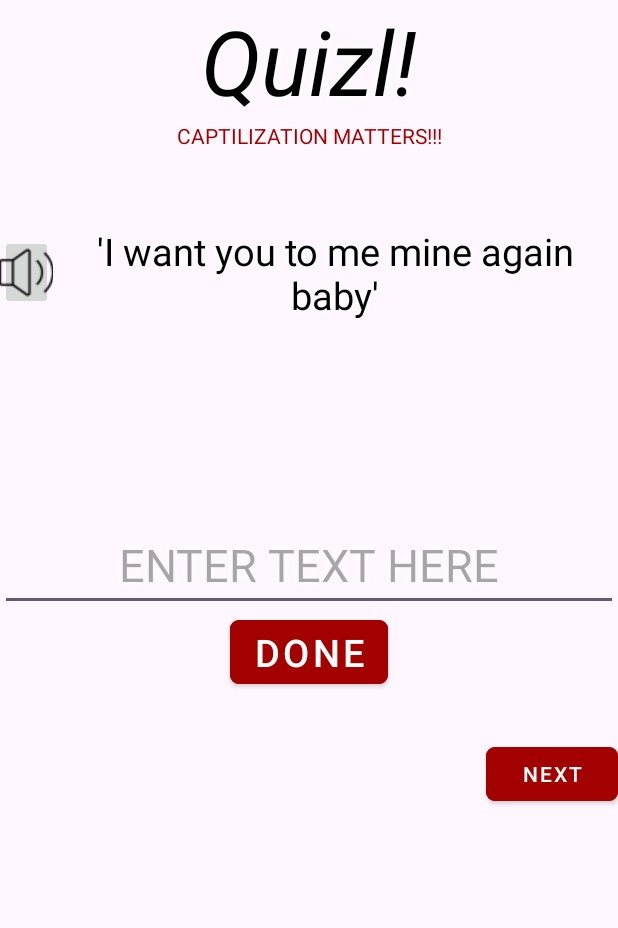
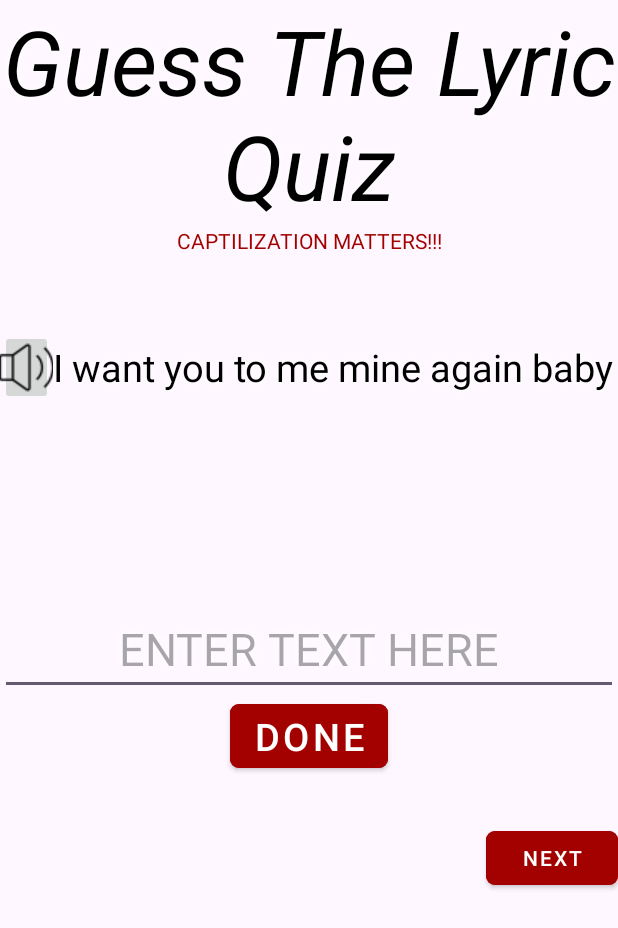
Before and after one commit to gimmeyahring/Finish_The_Drake_Lyric_Quiz, an Android app: the QuizActivity screen opened directly, with no data from a screen before it, on a phone screen of 412 x 824 dp. Shown: the top 928 px of the screen. Run offline under Robolectric (Android 15) with nearby library versions, the phone set to English and light mode, and no system bars.

```diff
--- a/app/src/main/res/layout/activity_score.xml
+++ b/app/src/main/res/layout/activity_score.xml
@@ -28,7 +28,7 @@
     <Button
         android:layout_width="wrap_content"
         android:layout_height="wrap_content"
-        android:text="EMAIL"
+        android:text="@string/email"
         android:textSize="30sp"
         android:backgroundTint="@color/black"
         style="@style/SquareButton"
--- a/app/src/main/res/values/strings.xml
+++ b/app/src/main/res/values/strings.xml
@@ -1,11 +1,11 @@
 <resources>
-    <string name="app_name">Quizl!</string>
+    <string name="app_name">Guess The Lyric Quiz</string>
     <string name="enter_text_hint">ENTER TEXT HERE</string>
     <string name="done_button">DONE</string>
     <string name="next_button">NEXT</string>
     <string name="start_button">START</string>
     <string name="capitalize_text">CAPTILIZATION MATTERS!!!</string>
-    <string name="first_lyric">\'I want you to me mine again baby'</string>
+    <string name="first_lyric">I want you to me mine again baby</string>
     <string name="score">SCORE</string>
     <string name="default_score">0</string>
     <string name="email">EMAIL</string>
--- a/settings.gradle.kts
+++ b/settings.gradle.kts
@@ -19,5 +19,5 @@ dependencyResolutionManagement {
     }
 }
 
-rootProject.name = "Quizl!"
+rootProject.name = "Guess The Lyric Quiz"
 include(":app")
```
Also changed, not shown: app/src/main/res/drawable/quizllogo1.png (renamed from app/src/main/res/drawable/quizl logo1.png), 1 other file.
